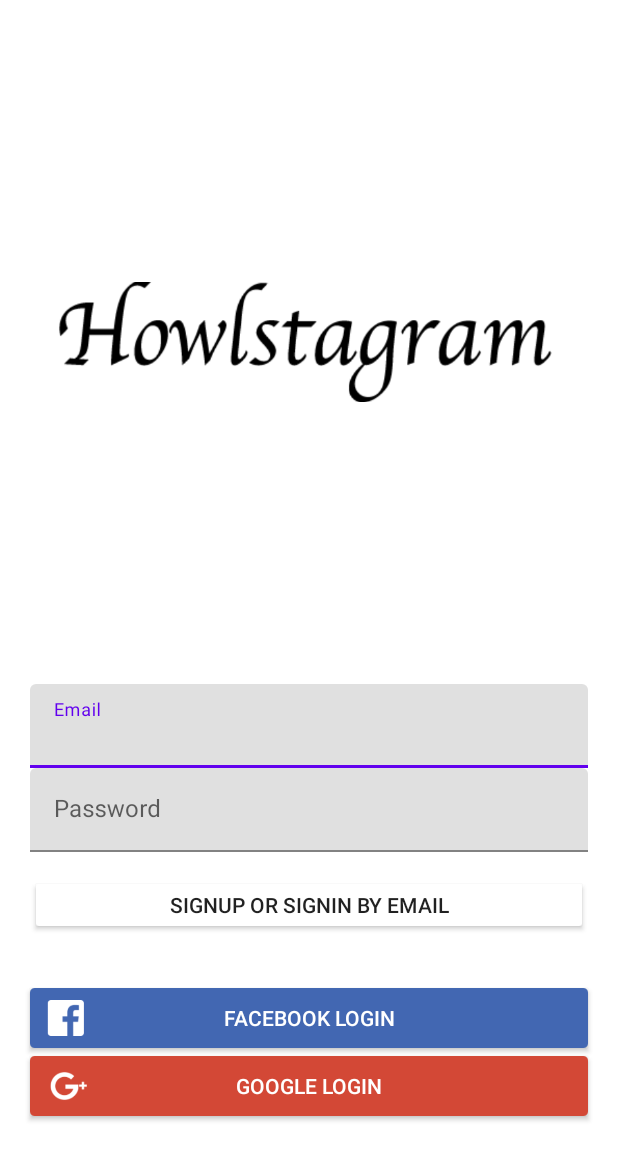
After one commit to rudxo93/Kotlin_ex_instgram_cloncoding, an Android app: the layout activity_login.xml on its own in the app's theme, with its tools: preview values and no code run, on a phone screen of 412 x 824 dp. The commit adds this screen. Shown: the top 1160 px of the screen. Run offline under Robolectric (Android 15) with nearby library versions, the phone set to English and light mode, and no system bars.

Commit message:
Login activity레이아웃 구성 / 앱 실행 시 Manifest merger failed with multiple errors, see logs 에러 발생 -> gradle.properties에 android.enableJetifier=true 코드 추가

```diff
--- a/app/build.gradle
+++ b/app/build.gradle
@@ -37,6 +37,7 @@ dependencies {
     implementation 'androidx.appcompat:appcompat:1.4.2'
     implementation 'com.google.android.material:material:1.6.1'
     implementation 'androidx.constraintlayout:constraintlayout:2.1.4'
+    implementation 'com.android.support:design:28.0.0'
     testImplementation 'junit:junit:4.13.2'
     androidTestImplementation 'androidx.test.ext:junit:1.1.3'
     androidTestImplementation 'androidx.test.espresso:espresso-core:3.4.0'
--- a/app/src/main/AndroidManifest.xml
+++ b/app/src/main/AndroidManifest.xml
@@ -14,7 +14,7 @@
         android:theme="@style/Theme.Howlstagram"
         tools:targetApi="31">
         <activity
-            android:name=".MainActivity"
+            android:name=".LoginActivity"
             android:exported="true">
             <intent-filter>
                 <action android:name="android.intent.action.MAIN" />
@@ -22,6 +22,10 @@
                 <category android:name="android.intent.category.LAUNCHER" />
             </intent-filter>
         </activity>
+        <activity
+            android:name=".MainActivity"
+            android:exported="false">
+        </activity>
     </application>
 
 </manifest>
--- /dev/null
+++ b/app/src/main/java/com/duran/howlstagram/LoginActivity.kt
@@ -0,0 +1,11 @@
+package com.duran.howlstagram
+
+import androidx.appcompat.app.AppCompatActivity
+import android.os.Bundle
+
+class LoginActivity : AppCompatActivity() {
+    override fun onCreate(savedInstanceState: Bundle?) {
+        super.onCreate(savedInstanceState)
+        setContentView(R.layout.activity_login)
+    }
+}
--- /dev/null
+++ b/app/src/main/res/layout/activity_login.xml
@@ -0,0 +1,81 @@
+<?xml version="1.0" encoding="utf-8"?>
+<RelativeLayout xmlns:android="http://schemas.android.com/apk/res/android"
+    xmlns:app="http://schemas.android.com/apk/res-auto"
+    xmlns:tools="http://schemas.android.com/tools"
+    android:layout_width="match_parent"
+    android:layout_height="match_parent"
+    tools:context=".LoginActivity">
+
+    <ImageView
+        android:layout_width="match_parent"
+        android:layout_height="wrap_content"
+        android:layout_above="@+id/signin_layout"
+        android:layout_alignParentTop="true"
+        android:src="@drawable/logo_title" />
+
+    <LinearLayout
+        android:id="@+id/signin_layout"
+        android:layout_width="match_parent"
+        android:layout_height="wrap_content"
+        android:layout_alignParentBottom="true"
+        android:orientation="vertical">
+
+        <com.google.android.material.textfield.TextInputLayout
+            android:layout_width="match_parent"
+            android:layout_height="wrap_content"
+            android:layout_marginLeft="20dp"
+            android:layout_marginRight="20dp">
+
+            <EditText
+                android:layout_width="match_parent"
+                android:layout_height="wrap_content"
+                android:hint="@string/email" />
+
+        </com.google.android.material.textfield.TextInputLayout>
+
+        <com.google.android.material.textfield.TextInputLayout
+            android:layout_width="match_parent"
+            android:layout_height="wrap_content"
+            android:layout_marginLeft="20dp"
+            android:layout_marginRight="20dp">
+
+            <EditText
+                android:layout_width="match_parent"
+                android:layout_height="wrap_content"
+                android:hint="@string/password" />
+
+        </com.google.android.material.textfield.TextInputLayout>
+
+        <androidx.appcompat.widget.AppCompatButton
+            android:layout_width="match_parent"
+            android:layout_height="40dp"
+            android:layout_marginLeft="20dp"
+            android:layout_marginTop="15dp"
+            android:layout_marginRight="20dp"
+            android:layout_marginBottom="35dp"
+            android:text="@string/signin_email"
+            android:theme="@style/ButtonStyle" />
+
+        <androidx.appcompat.widget.AppCompatButton
+            android:layout_width="match_parent"
+            android:layout_height="40dp"
+            android:layout_marginLeft="20dp"
+            android:layout_marginRight="20dp"
+            android:layout_marginBottom="5dp"
+            android:background="@drawable/btn_signin_facebook"
+            android:text="@string/signin_facebook"
+            android:textColor="@color/colorWhite" />
+
+        <androidx.appcompat.widget.AppCompatButton
+            android:layout_width="match_parent"
+            android:layout_height="40dp"
+            android:layout_marginLeft="20dp"
+            android:layout_marginRight="20dp"
+            android:layout_marginBottom="80dp"
+            android:background="@drawable/btn_signin_google"
+            android:text="@string/signin_google"
+            android:textColor="@color/colorWhite" />
+
+    </LinearLayout>
+
+</RelativeLayout>
--- a/app/src/main/res/values/strings.xml
+++ b/app/src/main/res/values/strings.xml
@@ -50,6 +50,6 @@
     <string name="back">Back</string>
 
     <!-- etc -->
-    <item name="visible" type="id"/>
-    <item name="masked" type="id"/>
+    <item name="visible" type="id" />
+    <item name="masked" type="id" />
 </resources>
--- a/app/src/main/res/values/themes.xml
+++ b/app/src/main/res/values/themes.xml
@@ -1,8 +1,8 @@
 <resources xmlns:tools="http://schemas.android.com/tools">
     <!-- Base application theme. -->
-    <style name="Theme.Howlstagram" parent="Theme.MaterialComponents.DayNight.DarkActionBar">
+    <style name="Theme.Howlstagram" parent="Theme.MaterialComponents.DayNight.NoActionBar">
         <!-- Primary brand color. -->
-        <item name="colorPrimary">@color/colorLightGray</item>
+        <item name="colorPrimary">@color/purple_500</item>
         <item name="colorPrimaryVariant">@color/purple_700</item>
         <item name="colorOnPrimary">@color/white</item>
         <!-- Secondary brand color. -->
@@ -12,5 +12,10 @@
         <!-- Status bar color. -->
         <item name="android:statusBarColor" tools:targetApi="l">?attr/colorPrimaryVariant</item>
         <!-- Customize your theme here. -->
+        <item name="colorPrimaryDark">@color/colorPrimaryDark</item>
+        <item name="colorAccent">@color/colorAccent</item>
+    </style>
+    <style name="ButtonStyle" parent="Widget.AppCompat.Button.Colored">
+        <item name="colorButtonNormal">@color/colorWhite</item>
     </style>
 </resources>
--- a/gradle.properties
+++ b/gradle.properties
@@ -15,6 +15,7 @@ org.gradle.jvmargs=-Xmx2048m -Dfile.encoding=UTF-8
 # Android operating system, and which are packaged with your app"s APK
 # https://developer.android.com/topic/libraries/support-library/androidx-rn
 android.useAndroidX=true
+android.enableJetifier=true
 # Kotlin code style for this project: "official" or "obsolete":
 kotlin.code.style=official
 # Enables namespacing of each library's R class so that its R class includes only the
```
